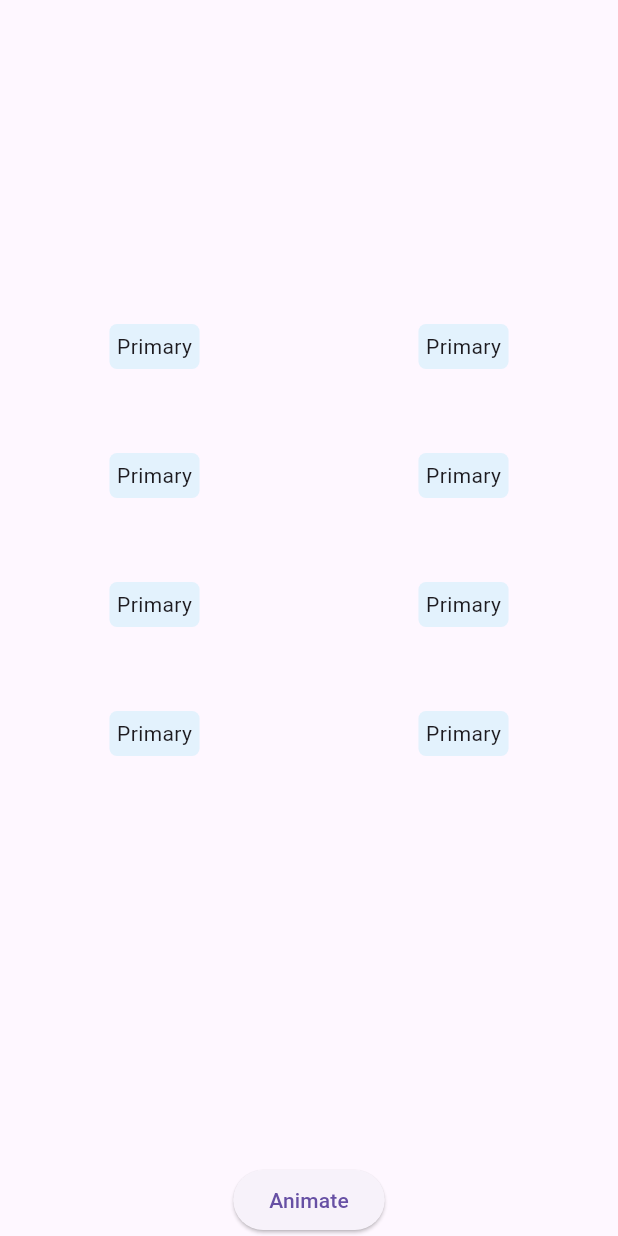
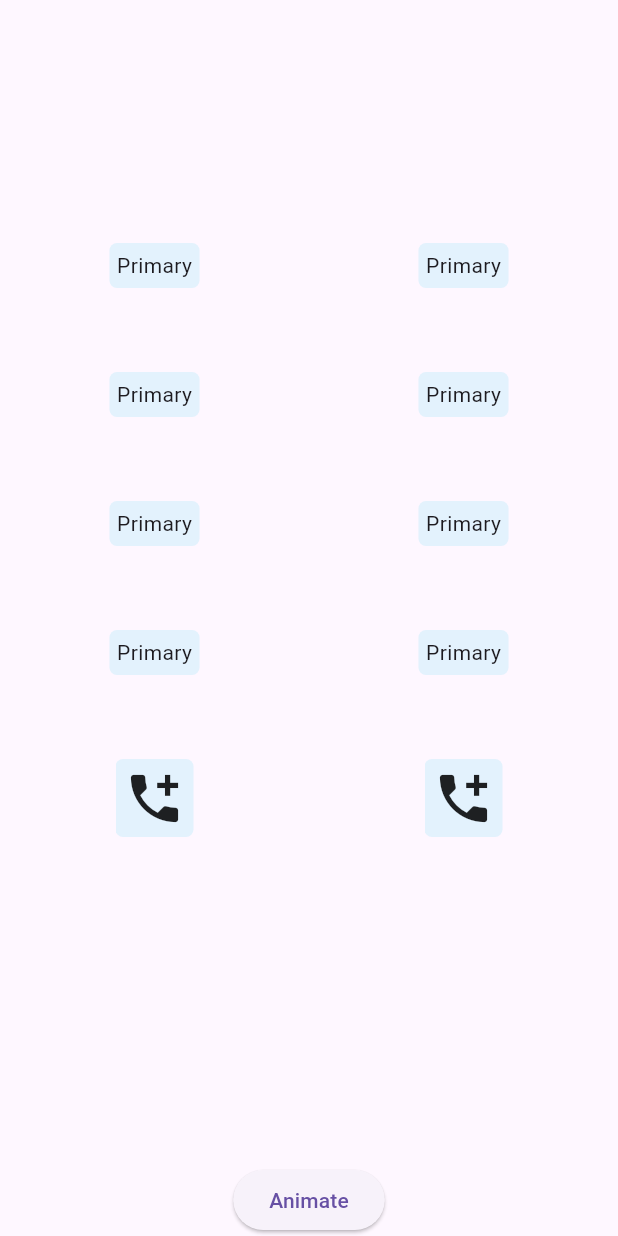
Before and after one commit to hoomanmmd/animated_switcher_plus, a Flutter app: the screen it shows after launch, on a phone screen of 412 x 824 dp. Run offline on Flutter 3.47's test engine with Material 3 defaults, Android fonts, the phone set to English and light mode, and no system bars.

Commit message:
feat: add wipe transition

```diff
--- a/example/lib/example_page.dart
+++ b/example/lib/example_page.dart
@@ -87,6 +87,23 @@ class _ExamplePageState extends State<ExamplePage> {
               ],
             ),
             _spacer,
+            Row(
+              children: [
+                Expanded(
+                  child: AnimatedSwitcherPlus.wipeX(
+                    duration: const Duration(milliseconds: 400),
+                    child: _fixedSizeChild(),
+                  ),
+                ),
+                Expanded(
+                  child: AnimatedSwitcherPlus.wipeY(
+                    duration: const Duration(milliseconds: 400),
+                    child: _fixedSizeChild(),
+                  ),
+                ),
+              ],
+            ),
+            _spacer,
             const Spacer(),
             Center(
               child: ElevatedButton(
@@ -113,4 +130,17 @@ class _ExamplePageState extends State<ExamplePage> {
           _showFirstChild ? 'Primary' : 'Secondary',
         ),
       );
+
+  Widget _fixedSizeChild() => Container(
+        key: ValueKey(_showFirstChild),
+        padding: const EdgeInsets.all(5),
+        decoration: BoxDecoration(
+          color: _showFirstChild ? Colors.blue.shade50 : Colors.red.shade50,
+          borderRadius: const BorderRadius.all(Radius.circular(5)),
+        ),
+        child: Icon(
+          _showFirstChild ? Icons.add_call : Icons.call,
+          size: 42,
+        ),
+      );
 }
--- a/lib/src/animated_switcher_plus.dart
+++ b/lib/src/animated_switcher_plus.dart
@@ -3,6 +3,7 @@ import 'dart:math' as math;
 import 'package:flutter/widgets.dart';
 
 import 'extensions.dart';
+import 'transitions/wipe_transition.dart';
 
 part 'animated_switcher_flip.dart';
 part 'animated_switcher_translation.dart';
@@ -14,6 +15,8 @@ const _translationCurveIn = Curves.easeOutQuad;
 const _translationCurveOut = Curves.easeInQuad;
 const _zoomCurveIn = Curves.easeIn;
 const _zoomCurveOut = Curves.easeOut;
+const _wipeCurveIn = Curves.easeInSine;
+const _wipeCurveOut = Curves.easeOutSine;
 
 /// Animated Switcher plus
 class AnimatedSwitcherPlus extends AnimatedSwitcher {
@@ -218,4 +221,46 @@ class AnimatedSwitcherPlus extends AnimatedSwitcher {
           child: child,
           key: key,
         );
+
+  /// Animated Switcher with wipe x transition
+  /// Suitable for same-size widgets
+  const AnimatedSwitcherPlus.wipeX({
+    required Duration duration,
+    Duration? reverseDuration,
+    AnimatedSwitcherLayoutBuilder? layoutBuilder,
+    Curve? switchInCurve,
+    Curve? switchOutCurve,
+    Widget? child,
+    Key? key,
+  }) : super(
+          duration: duration,
+          reverseDuration: reverseDuration,
+          layoutBuilder: layoutBuilder ?? AnimatedSwitcher.defaultLayoutBuilder,
+          switchInCurve: switchInCurve ?? _wipeCurveIn,
+          switchOutCurve: switchOutCurve ?? _wipeCurveOut,
+          transitionBuilder: WipeTransition.x,
+          child: child,
+          key: key,
+        );
+
+  /// Animated Switcher with wipe y transition
+  /// Suitable for same-size widgets
+  const AnimatedSwitcherPlus.wipeY({
+    required Duration duration,
+    Duration? reverseDuration,
+    AnimatedSwitcherLayoutBuilder? layoutBuilder,
+    Curve? switchInCurve,
+    Curve? switchOutCurve,
+    Widget? child,
+    Key? key,
+  }) : super(
+          duration: duration,
+          reverseDuration: reverseDuration,
+          layoutBuilder: layoutBuilder ?? AnimatedSwitcher.defaultLayoutBuilder,
+          switchInCurve: switchInCurve ?? _wipeCurveIn,
+          switchOutCurve: switchOutCurve ?? _wipeCurveOut,
+          transitionBuilder: WipeTransition.y,
+          child: child,
+          key: key,
+        );
 }
--- /dev/null
+++ b/lib/src/transitions/wipe_transition.dart
@@ -0,0 +1,86 @@
+import 'package:flutter/material.dart';
+
+import '../extensions.dart';
+
+class WipeTransition extends AnimatedWidget {
+  const WipeTransition.x(
+    this.child,
+    Animation<double> listenable,
+  )   : axis = Axis.horizontal,
+        super(listenable: listenable);
+
+  const WipeTransition.y(
+    this.child,
+    Animation<double> listenable,
+  )   : axis = Axis.vertical,
+        super(listenable: listenable);
+
+  final Widget? child;
+  final Axis axis;
+
+  @override
+  Widget build(BuildContext context) {
+    final animation = listenable as Animation<double>;
+    final isReversed = animation.status.isReversed;
+    final clipper = axis == Axis.horizontal
+        ? (isReversed ? _Clipper.reverseX : _Clipper.x)
+        : (isReversed ? _Clipper.reverseY : _Clipper.y);
+
+    return AnimatedBuilder(
+      animation: animation,
+      builder: (context, child) => ClipRect(
+        clipper: clipper(animation.value),
+        child: child,
+      ),
+      child: child,
+    );
+  }
+}
+
+class _Clipper extends CustomClipper<Rect> {
+  _Clipper.x(this.progress) : clipper = _getClipX;
+
+  _Clipper.reverseX(this.progress) : clipper = _getClipXReverse;
+
+  _Clipper.y(this.progress) : clipper = _getClipY;
+
+  _Clipper.reverseY(this.progress) : clipper = _getClipYReverse;
+
+  final double progress;
+  final Rect Function(Size, double) clipper;
+
+  @override
+  Rect getClip(Size size) => clipper(size, progress);
+
+  @override
+  bool shouldReclip(covariant _Clipper oldClipper) =>
+      oldClipper.progress != progress;
+
+  static Rect _getClipXReverse(Size size, double progress) => Rect.fromLTRB(
+        size.width * (1 - progress),
+        0,
+        size.width,
+        size.height,
+      );
+
+  static Rect _getClipX(Size size, double progress) => Rect.fromLTRB(
+        0,
+        0,
+        size.width * progress,
+        size.height,
+      );
+
+  static Rect _getClipYReverse(Size size, double progress) => Rect.fromLTRB(
+        0,
+        size.height * (1 - progress),
+        size.width,
+        size.height,
+      );
+
+  static Rect _getClipY(Size size, double progress) => Rect.fromLTRB(
+        0,
+        0,
+        size.width,
+        size.height * progress,
+      );
+}
--- a/pubspec.yaml
+++ b/pubspec.yaml
@@ -1,6 +1,6 @@
 name: animated_switcher_plus
 description: Prebuilt transitions for AnimatedSwitcher such as flip, zoom and translation
-version: 1.1.1
+version: 1.2.0
 homepage: https://github.com/hoomanmmd/animated_switcher_plus
 
 environment:
```
Also changed, not shown: 3 other files.
